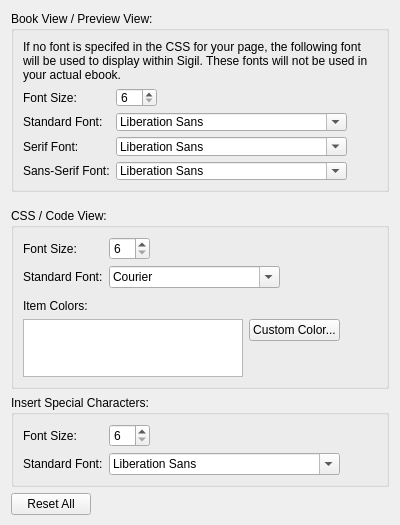
The window that src/Sigil/Form_Files/PAppearanceWidget.ui (Sigil-Ebook/Sigil) describes before a commit, drawn with Qt 5.
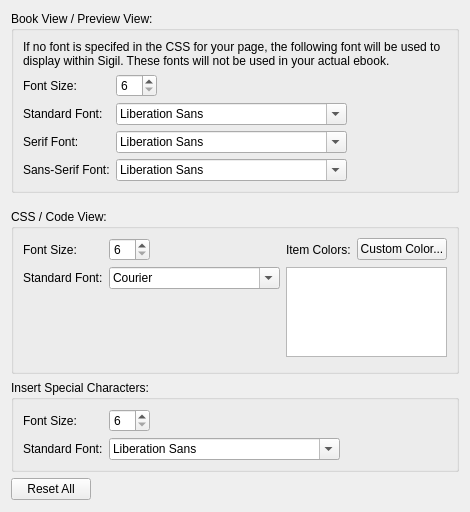
The same window after the commit.

Commit message: Adjust the Appearance widget to make friendlier for small screens with limited vertical space.

Patch:
```diff
--- a/src/Sigil/Form_Files/PAppearanceWidget.ui
+++ b/src/Sigil/Form_Files/PAppearanceWidget.ui
@@ -6,8 +6,8 @@
    <rect>
     <x>0</x>
     <y>0</y>
-    <width>400</width>
-    <height>435</height>
+    <width>425</width>
+    <height>512</height>
    </rect>
   </property>
   <property name="windowTitle">
@@ -162,9 +162,16 @@
      </property>
      <layout class="QVBoxLayout" name="verticalLayoutCV">
       <item>
-       <layout class="QHBoxLayout" name="horizontalLayoutCV" stretch="0,0">
+       <layout class="QHBoxLayout" name="horizontalLayoutCV" stretch="0">
         <item>
          <layout class="QGridLayout" name="gridLayoutCV">
+          <item row="0" column="3">
+           <widget class="QLabel" name="labelColors">
+            <property name="text">
+             <string>Item Colors:</string>
+            </property>
+           </widget>
+          </item>
           <item row="0" column="0">
            <widget class="QLabel" name="labelCodeViewFontSize">
             <property name="minimumSize">
@@ -218,59 +225,17 @@
             </property>
            </widget>
           </item>
-         </layout>
-        </item>
-        <item>
-         <spacer name="horizontalSpacerCV">
-          <property name="orientation">
-           <enum>Qt::Horizontal</enum>
-          </property>
-          <property name="sizeHint" stdset="0">
-           <size>
-            <width>0</width>
-            <height>10</height>
-           </size>
-          </property>
-         </spacer>
-        </item>
-       </layout>
-      </item>
-      <item>
-       <spacer name="verticalSpacer_2">
-        <property name="orientation">
-         <enum>Qt::Vertical</enum>
-        </property>
-        <property name="sizeType">
-         <enum>QSizePolicy::Fixed</enum>
-        </property>
-        <property name="sizeHint" stdset="0">
-         <size>
-          <width>0</width>
-          <height>5</height>
-         </size>
-        </property>
-       </spacer>
-      </item>
-      <item>
-       <layout class="QGridLayout" name="gridLayoutCVColors">
-        <item row="0" column="0">
-         <widget class="QLabel" name="labelColors">
-          <property name="text">
-           <string>Item Colors:</string>
-          </property>
-         </widget>
-        </item>
-        <item row="1" column="0" rowspan="2">
+          <item row="1" column="3" rowspan="2" colspan="2">
          <widget class="QListWidget" name="codeViewColorsList">
           <property name="maximumSize">
            <size>
             <width>220</width>
-            <height>75</height>
+              <height>90</height>
            </size>
           </property>
          </widget>
         </item>
-        <item row="1" column="1" alignment="Qt::AlignTop">
+          <item row="0" column="4">
          <widget class="QPushButton" name="customColorButton">
           <property name="sizePolicy">
            <sizepolicy hsizetype="Preferred" vsizetype="Fixed">
@@ -292,20 +257,28 @@
           </property>
          </widget>
         </item>
-        <item row="1" column="2">
-         <spacer name="horizontalSpacer">
+         </layout>
+        </item>
+       </layout>
+      </item>
+      <item>
+       <spacer name="verticalSpacer_2">
           <property name="orientation">
-           <enum>Qt::Horizontal</enum>
+         <enum>Qt::Vertical</enum>
+        </property>
+        <property name="sizeType">
+         <enum>QSizePolicy::Fixed</enum>
           </property>
           <property name="sizeHint" stdset="0">
            <size>
             <width>0</width>
-            <height>20</height>
+          <height>5</height>
            </size>
           </property>
          </spacer>
         </item>
-       </layout>
+      <item>
+       <layout class="QGridLayout" name="gridLayoutCVColors"/>
       </item>
      </layout>
     </widget>
```
Lines whose indentation alone changed are shown as unchanged.
